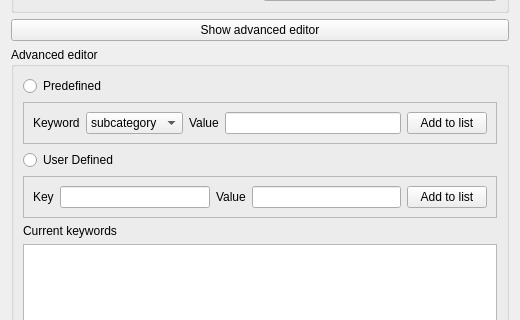
Old version of the form gui/riabkeywordsdialogbase.ui in the repository inasafe/inasafe; both pictures show x 0 to 520 and y 107 to 427 of the 520 by 580 pixel window.
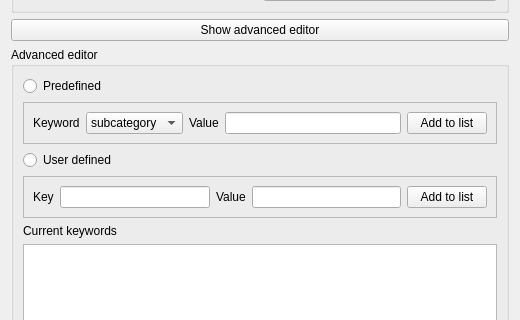
New version of the form.

Commit message: implemented and documented further keyword form validation rules towards issue #80

Patch:
```diff
--- a/gui/riabkeywordsdialogbase.ui
+++ b/gui/riabkeywordsdialogbase.ui
@@ -103,7 +103,7 @@
       <item row="2" column="0">
        <widget class="QRadioButton" name="radUserDefined">
         <property name="text">
-         <string>User Defined</string>
+         <string>User defined</string>
         </property>
        </widget>
       </item>
```
The commit also changes 2 other files.
